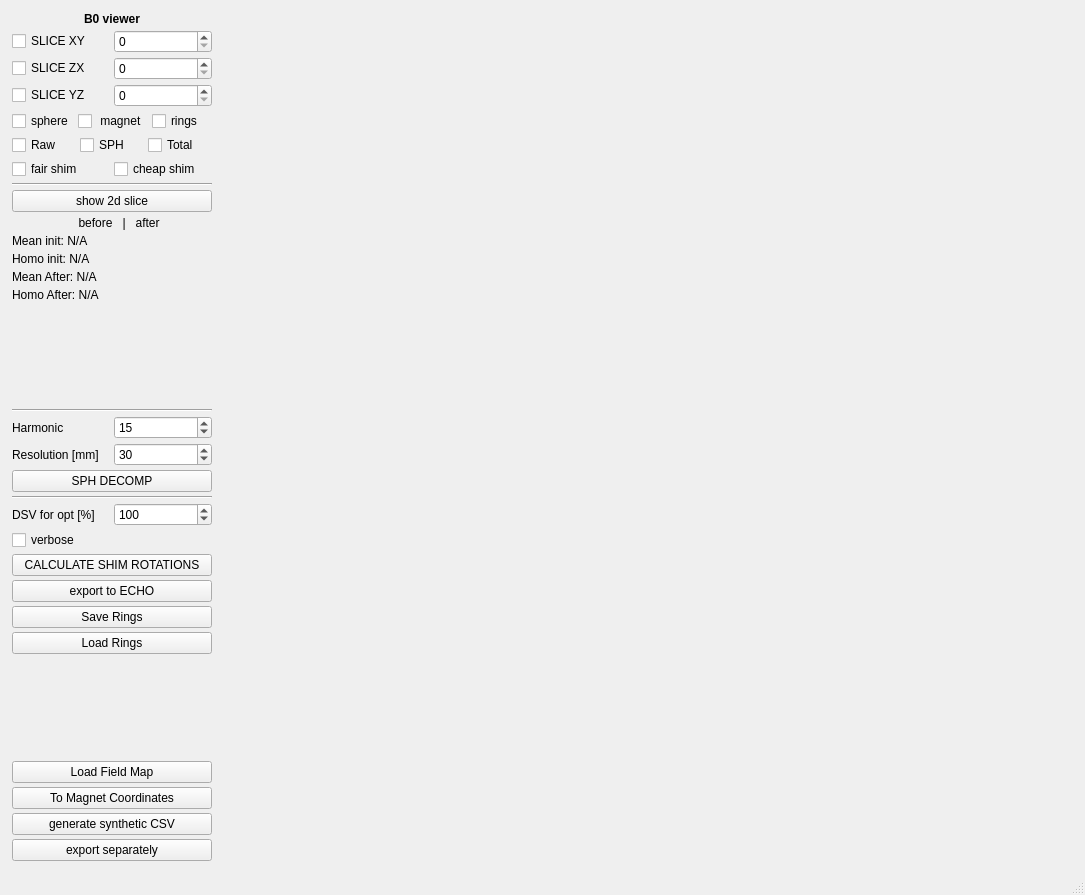
Above: Software/COSI2/gui/field_viewer.ui from rst030/cosi-measure before the change. Below: the same form after it.
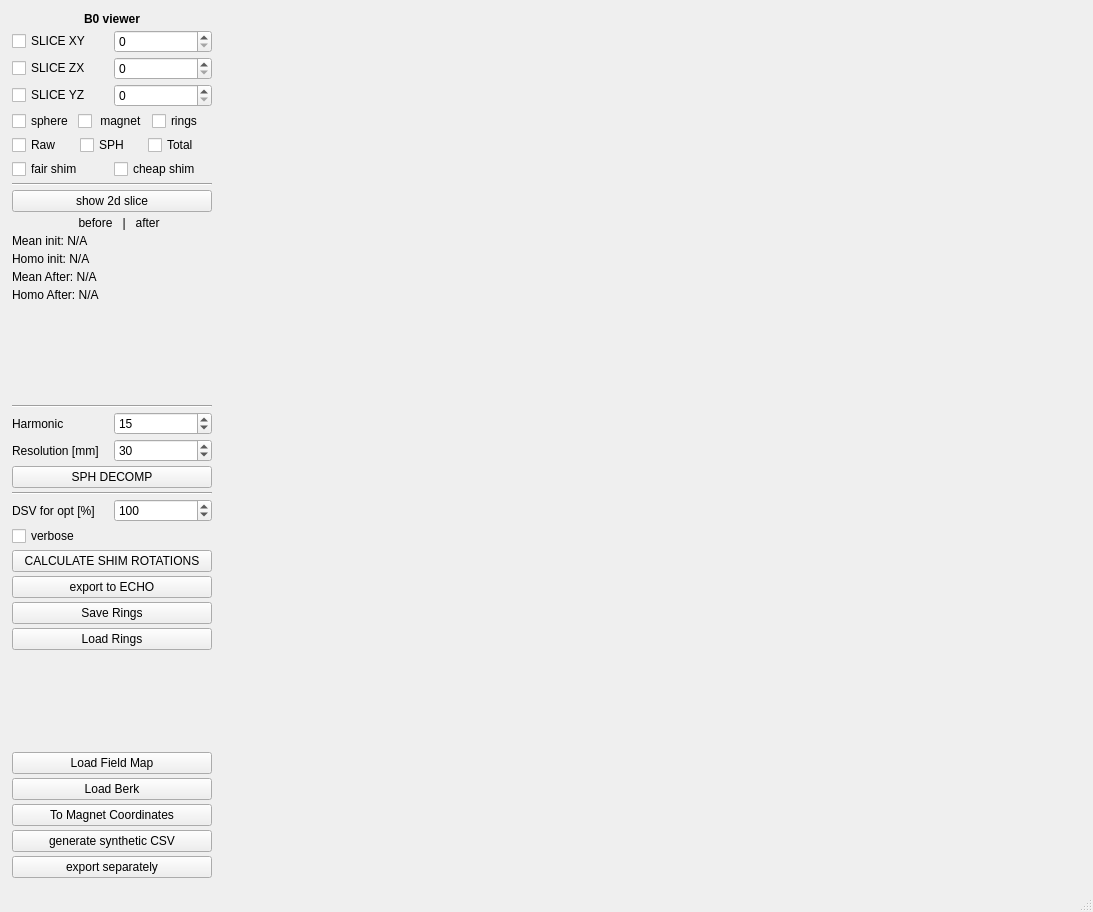
That is the form after the change.

Patch:
```diff
--- a/Software/COSI2/gui/field_viewer.ui
+++ b/Software/COSI2/gui/field_viewer.ui
@@ -6,8 +6,8 @@
    <rect>
     <x>0</x>
     <y>0</y>
-    <width>1085</width>
-    <height>895</height>
+    <width>1093</width>
+    <height>912</height>
    </rect>
   </property>
   <property name="minimumSize">
@@ -508,6 +508,13 @@
           </property>
          </widget>
         </item>
+        <item>
+         <widget class="QPushButton" name="load_button">
+          <property name="text">
+           <string>Load Berk</string>
+          </property>
+         </widget>
+        </item>
         <item>
          <widget class="QPushButton" name="coordinate_transform_btn">
           <property name="maximumSize">
```
Left out of the diff: 2 changed lines with no effect on the pictures.
